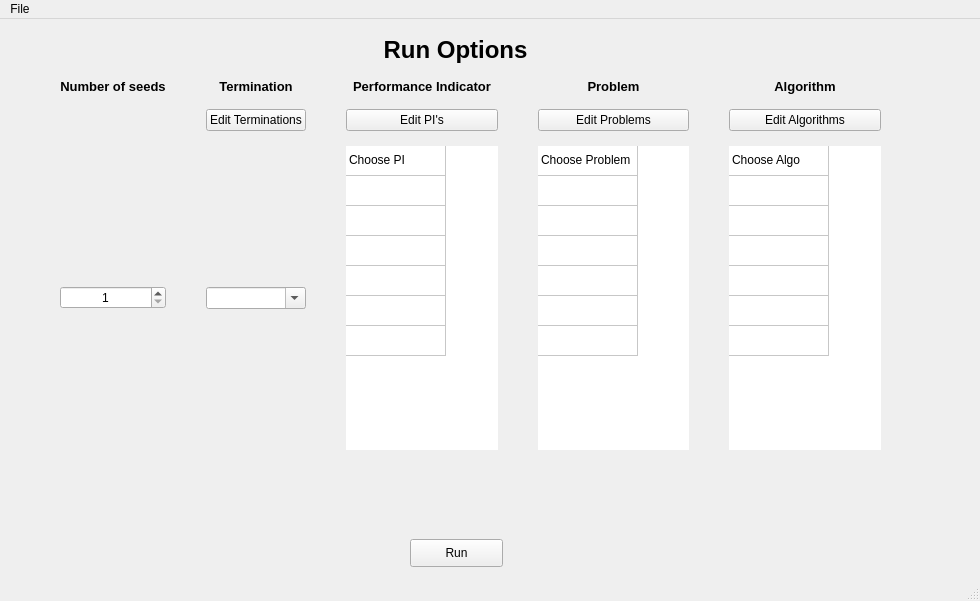
Qt form frontend/designer_templates/main_window.ui (tomaslibanomonteiro/Thesis-code) before a commit.
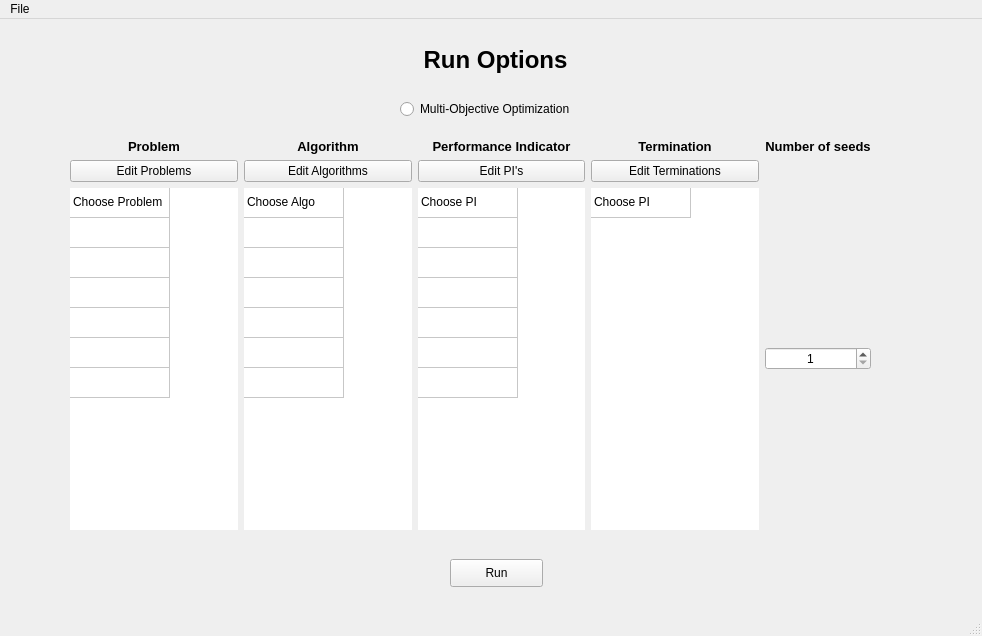
The same form after that commit.

Commit message: single/multi, ref-dirs

The edit to the form file:
```diff
--- a/frontend/designer_templates/main_window.ui
+++ b/frontend/designer_templates/main_window.ui
@@ -6,8 +6,8 @@
    <rect>
     <x>0</x>
     <y>0</y>
-    <width>980</width>
-    <height>601</height>
+    <width>982</width>
+    <height>636</height>
    </rect>
   </property>
   <property name="windowTitle">
@@ -29,8 +29,8 @@
    <widget class="QLabel" name="label_6">
     <property name="geometry">
      <rect>
-      <x>350</x>
-      <y>10</y>
+      <x>390</x>
+      <y>20</y>
       <width>211</width>
       <height>41</height>
      </rect>
@@ -58,8 +58,8 @@
    <widget class="QPushButton" name="PushButton_Run">
     <property name="geometry">
      <rect>
-      <x>410</x>
-      <y>520</y>
+      <x>450</x>
+      <y>540</y>
       <width>93</width>
       <height>28</height>
      </rect>
@@ -68,32 +68,30 @@
      <string>Run</string>
     </property>
    </widget>
-   <widget class="QWidget" name="gridLayoutWidget">
+   <widget class="QRadioButton" name="radioButton_moo">
     <property name="geometry">
      <rect>
-      <x>60</x>
-      <y>60</y>
-      <width>821</width>
-      <height>371</height>
+      <x>400</x>
+      <y>80</y>
+      <width>201</width>
+      <height>20</height>
      </rect>
     </property>
-    <layout class="QGridLayout" name="gridLayout" rowstretch="0,0,0">
-     <property name="sizeConstraint">
-      <enum>QLayout::SetNoConstraint</enum>
-     </property>
-     <property name="leftMargin">
-      <number>0</number>
-     </property>
-     <property name="bottomMargin">
-      <number>0</number>
-     </property>
-     <property name="horizontalSpacing">
-      <number>40</number>
-     </property>
-     <property name="verticalSpacing">
-      <number>15</number>
-     </property>
-     <item row="0" column="1">
+    <property name="text">
+     <string>Multi-Objective Optimization</string>
+    </property>
+   </widget>
+   <widget class="QWidget" name="gridLayoutWidget_2">
+    <property name="geometry">
+     <rect>
+      <x>70</x>
+      <y>120</y>
+      <width>801</width>
+      <height>391</height>
+     </rect>
+    </property>
+    <layout class="QGridLayout" name="gridLayout_2">
+     <item row="0" column="3">
       <widget class="QLabel" name="label_2">
        <property name="font">
         <font>
@@ -120,60 +118,10 @@
        </property>
       </widget>
      </item>
-     <item row="0" column="4">
-      <widget class="QLabel" name="label_4">
-       <property name="font">
-        <font>
-         <pointsize>10</pointsize>
-         <weight>75</weight>
-         <bold>true</bold>
-        </font>
-       </property>
+     <item row="1" column="0">
+      <widget class="QPushButton" name="pushButton_edit_prob">
        <property name="text">
-        <string>Algorithm</string>
-       </property>
-       <property name="alignment">
-        <set>Qt::AlignCenter</set>
-       </property>
-       <property name="wordWrap">
-        <bool>true</bool>
-       </property>
-      </widget>
-     </item>
-     <item row="0" column="3">
-      <widget class="QLabel" name="label_3">
-       <property name="font">
-        <font>
-         <pointsize>10</pointsize>
-         <weight>75</weight>
-         <bold>true</bold>
-        </font>
-       </property>
-       <property name="text">
-        <string>Problem</string>
-       </property>
-       <property name="alignment">
-        <set>Qt::AlignCenter</set>
-       </property>
-       <property name="wordWrap">
-        <bool>true</bool>
-       </property>
-      </widget>
-     </item>
-     <item row="2" column="0">
-      <widget class="QSpinBox" name="SpinBox_n_seeds">
-       <property name="alignment">
-        <set>Qt::AlignCenter</set>
-       </property>
-       <property name="minimum">
-        <number>1</number>
-       </property>
-      </widget>
-     </item>
-     <item row="1" column="4">
-      <widget class="QPushButton" name="pushButton_edit_algo">
-       <property name="text">
-        <string>Edit Algorithms</string>
+        <string>Edit Problems</string>
        </property>
       </widget>
      </item>
@@ -256,34 +204,74 @@
        </item>
       </widget>
      </item>
-     <item row="1" column="1">
+     <item row="0" column="4">
+      <widget class="QLabel" name="label">
+       <property name="font">
+        <font>
+         <pointsize>10</pointsize>
+         <weight>75</weight>
+         <bold>true</bold>
+        </font>
+       </property>
+       <property name="text">
+        <string>Number of seeds</string>
+       </property>
+       <property name="alignment">
+        <set>Qt::AlignCenter</set>
+       </property>
+       <property name="wordWrap">
+        <bool>true</bool>
+       </property>
+      </widget>
+     </item>
+     <item row="0" column="2">
+      <widget class="QLabel" name="label_5">
+       <property name="font">
+        <font>
+         <pointsize>10</pointsize>
+         <weight>75</weight>
+         <bold>true</bold>
+        </font>
+       </property>
+       <property name="text">
+        <string>Performance Indicator</string>
+       </property>
+       <property name="alignment">
+        <set>Qt::AlignCenter</set>
+       </property>
+       <property name="wordWrap">
+        <bool>true</bool>
+       </property>
+      </widget>
+     </item>
+     <item row="1" column="3">
       <widget class="QPushButton" name="pushButton_edit_term">
        <property name="text">
         <string>Edit Terminations</string>
        </property>
       </widget>
      </item>
+     <item row="0" column="0">
+      <widget class="QLabel" name="label_3">
+       <property name="font">
+        <font>
+         <pointsize>10</pointsize>
+         <weight>75</weight>
+         <bold>true</bold>
+        </font>
+       </property>
+       <property name="text">
+        <string>Problem</string>
+       </property>
+       <property name="alignment">
+        <set>Qt::AlignCenter</set>
+       </property>
+       <property name="wordWrap">
+        <bool>true</bool>
+       </property>
+      </widget>
+     </item>
      <item row="2" column="1">
-      <widget class="QComboBox" name="comboBox_term">
-       <property name="editable">
-        <bool>true</bool>
-       </property>
-       <property name="currentText">
-        <string/>
-       </property>
-       <property name="currentIndex">
-        <number>-1</number>
-       </property>
-      </widget>
-     </item>
-     <item row="1" column="3">
-      <widget class="QPushButton" name="pushButton_edit_prob">
-       <property name="text">
-        <string>Edit Problems</string>
-       </property>
-      </widget>
-     </item>
-     <item row="2" column="4">
       <widget class="QTableWidget" name="tableWidget_run_algo">
        <property name="frameShape">
         <enum>QFrame::NoFrame</enum>
@@ -362,8 +350,8 @@
        </item>
       </widget>
      </item>
-     <item row="0" column="0">
-      <widget class="QLabel" name="label">
+     <item row="0" column="1">
+      <widget class="QLabel" name="label_4">
        <property name="font">
         <font>
          <pointsize>10</pointsize>
@@ -372,7 +360,7 @@
         </font>
        </property>
        <property name="text">
-        <string>Number of seeds</string>
+        <string>Algorithm</string>
        </property>
        <property name="alignment">
         <set>Qt::AlignCenter</set>
@@ -382,7 +370,24 @@
        </property>
       </widget>
      </item>
-     <item row="2" column="3">
+     <item row="1" column="1">
+      <widget class="QPushButton" name="pushButton_edit_algo">
+       <property name="text">
+        <string>Edit Algorithms</string>
+       </property>
+      </widget>
+     </item>
+     <item row="2" column="4">
+      <widget class="QSpinBox" name="SpinBox_n_seeds">
+       <property name="alignment">
+        <set>Qt::AlignCenter</set>
+       </property>
+       <property name="minimum">
+        <number>1</number>
+       </property>
+      </widget>
+     </item>
+     <item row="2" column="0">
       <widget class="QTableWidget" name="tableWidget_run_prob">
        <property name="frameShape">
         <enum>QFrame::NoFrame</enum>
@@ -461,24 +466,53 @@
        </item>
       </widget>
      </item>
-     <item row="0" column="2">
-      <widget class="QLabel" name="label_5">
-       <property name="font">
-        <font>
-         <pointsize>10</pointsize>
-         <weight>75</weight>
-         <bold>true</bold>
-        </font>
+     <item row="2" column="3">
+      <widget class="QTableWidget" name="tableWidget_run_term">
+       <property name="frameShape">
+        <enum>QFrame::NoFrame</enum>
        </property>
-       <property name="text">
-        <string>Performance Indicator</string>
+       <property name="frameShadow">
+        <enum>QFrame::Plain</enum>
        </property>
-       <property name="alignment">
-        <set>Qt::AlignCenter</set>
+       <property name="lineWidth">
+        <number>0</number>
+       </property>
+       <property name="midLineWidth">
+        <number>0</number>
+       </property>
+       <property name="verticalScrollBarPolicy">
+        <enum>Qt::ScrollBarAlwaysOff</enum>
+       </property>
+       <property name="horizontalScrollBarPolicy">
+        <enum>Qt::ScrollBarAlwaysOff</enum>
+       </property>
+       <property name="sizeAdjustPolicy">
+        <enum>QAbstractScrollArea::AdjustToContents</enum>
        </property>
        <property name="wordWrap">
-        <bool>true</bool>
+        <bool>false</bool>
        </property>
+       <attribute name="horizontalHeaderVisible">
+        <bool>false</bool>
+       </attribute>
+       <attribute name="verticalHeaderVisible">
+        <bool>false</bool>
+       </attribute>
+       <row>
+        <property name="text">
+         <string>0</string>
+        </property>
+       </row>
+       <column>
+        <property name="text">
+         <string>0</string>
+        </property>
+       </column>
+       <item row="0" column="0">
+        <property name="text">
+         <string>Choose PI</string>
+        </property>
+       </item>
       </widget>
      </item>
     </layout>
@@ -489,8 +523,8 @@
     <rect>
      <x>0</x>
      <y>0</y>
-     <width>980</width>
-     <height>21</height>
+     <width>982</width>
+     <height>26</height>
     </rect>
    </property>
    <widget class="QMenu" name="menuFile">
```
Left out of the diff: 9 changed lines with no effect on the pictures. The commit also changes 10 other files.
